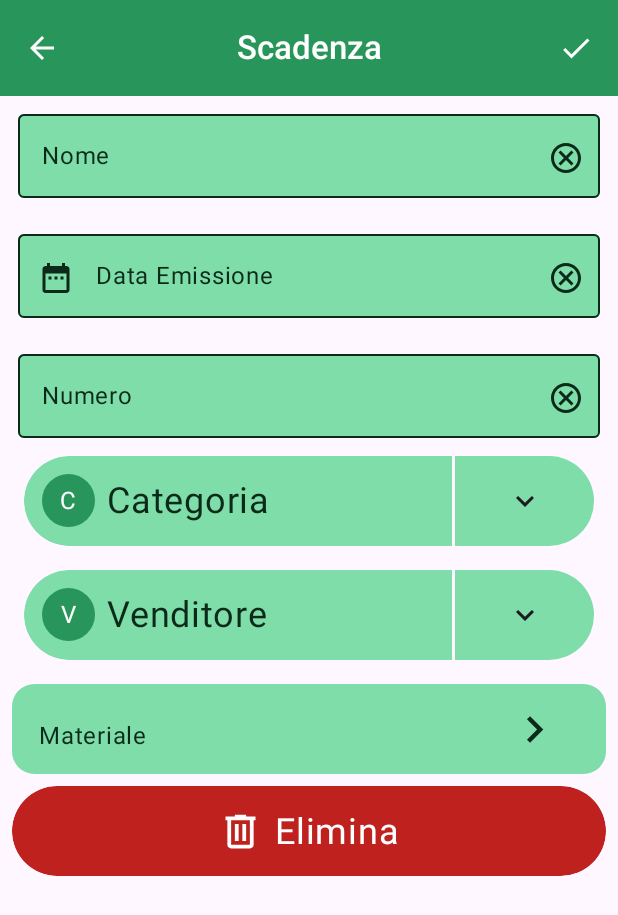
After one commit to BeaBarba/BarbApp, an Android app built with Jetpack Compose: the DeadlineAddActivity screen opened directly, with no data from a screen before it, on a phone screen of 412 x 824 dp. The commit adds this screen. Shown: the top 915 px of the screen. Run offline under Robolectric (Android 15) with nearby library versions, the phone set to English and light mode, and no system bars; our stand-ins replace Material 3 Expressive styles (plain Material 3 is drawn).

Commit message:
Created a new activity: DeadlineAddActivity #36

```diff
--- a/app/src/main/AndroidManifest.xml
+++ b/app/src/main/AndroidManifest.xml
@@ -105,6 +105,10 @@
             android:name="com.example.myapplication.ui.screen.AllDeadlinesSummaryActivity"
             android:exported="false"
             />
+        <activity
+            android:name="com.example.myapplication.ui.screen.DeadlineAddActivity"
+            android:exported="false"
+            />
     </application>
 
 </manifest>
--- /dev/null
+++ b/app/src/main/java/com/example/myapplication/ui/screen/DeadlineAddActivity.kt
@@ -0,0 +1,91 @@
+package com.example.myapplication.ui.screen
+
+import android.os.Bundle
+import androidx.activity.ComponentActivity
+import androidx.activity.compose.setContent
+import androidx.activity.enableEdgeToEdge
+import androidx.compose.foundation.layout.Spacer
+import androidx.compose.foundation.layout.calculateEndPadding
+import androidx.compose.foundation.layout.calculateStartPadding
+import androidx.compose.foundation.layout.fillMaxSize
+import androidx.compose.foundation.layout.padding
+import androidx.compose.foundation.layout.size
+import androidx.compose.foundation.lazy.LazyColumn
+import androidx.compose.material.icons.Icons
+import androidx.compose.material.icons.filled.Check
+import androidx.compose.material.icons.filled.ChevronRight
+import androidx.compose.material3.Icon
+import androidx.compose.material3.IconButton
+import androidx.compose.material3.IconButtonDefaults
+import androidx.compose.material3.MaterialTheme
+import androidx.compose.material3.Scaffold
+import androidx.compose.ui.Modifier
+import androidx.compose.ui.unit.LayoutDirection
+import androidx.compose.ui.unit.dp
+import com.example.myapplication.ui.component.BackButton
+import com.example.myapplication.ui.component.CustomOutlineTextField
+import com.example.myapplication.ui.component.DatePickerFieldToModal
+import com.example.myapplication.ui.component.DeleteButton
+import com.example.myapplication.ui.component.GenericCard
+import com.example.myapplication.ui.component.SplitButtonMenu
+import com.example.myapplication.ui.component.TopAppBar
+import com.example.myapplication.ui.theme.MyApplicationTheme
+
+class DeadlineAddActivity : ComponentActivity() {
+    override fun onCreate(savedInstanceState: Bundle?) {
+        super.onCreate(savedInstanceState)
+        enableEdgeToEdge()
+        setContent {
+            MyApplicationTheme {
+                Scaffold(
+                    modifier = Modifier.fillMaxSize(),
+                    topBar = {
+                        TopAppBar(
+                            navigationIcon = { BackButton { } },
+                            id = "Scadenza",
+                            trailingIcon = {
+                                IconButton(
+                                    onClick = {},
+                                    colors = IconButtonDefaults.iconButtonColors(contentColor = MaterialTheme.colorScheme.onPrimary)
+                                ) {
+                                    Icon(Icons.Filled.Check, contentDescription = "Save")
+                                }
+                            }
+                        )
+                    }
+                ) { contentPadding ->
+                    LazyColumn(
+                        modifier = Modifier
+                            .padding(
+                                top = contentPadding.calculateTopPadding(),
+                                start = contentPadding.calculateStartPadding(LayoutDirection.Ltr) + 8.dp,
+                                end = contentPadding.calculateEndPadding(LayoutDirection.Ltr) + 8.dp,
+                                bottom = contentPadding.calculateBottomPadding()
+                            )
+                    ) {
+                        item{CustomOutlineTextField("Nome")}
+                        item{Spacer(Modifier.size(8.dp))}
+                        item{DatePickerFieldToModal("Data Emissione")}
+                        item{Spacer(Modifier.size(8.dp))}
+                        item{CustomOutlineTextField("Numero")}
+                        item{Spacer(Modifier.size(8.dp))}
+                        item{SplitButtonMenu("Categoria", items = categorie, heightMenu = (categorie.size * 55).dp)}
+                        item{Spacer(Modifier.size(8.dp))}
+                        item{ SplitButtonMenu("Venditore", items = venditori, heightMenu = (venditori.size * 55).dp)}
+                        item{Spacer(Modifier.size(8.dp))}
+                        item{
+                            GenericCard(
+                                text = "Materiale",
+                                trailingContent = {
+                                    Icon(Icons.Filled.ChevronRight, contentDescription = "Add Materials", modifier = Modifier.size(35.dp))
+                                }
+                            )
+                        }
+                        item{Spacer(Modifier.size(8.dp))}
+                        item{DeleteButton{}}
+                    }
+                }
+            }
+        }
+    }
+}
--- a/app/src/main/java/com/example/myapplication/ui/screen/Screen.kt
+++ b/app/src/main/java/com/example/myapplication/ui/screen/Screen.kt
@@ -59,7 +59,7 @@ fun Screen(modifier : Modifier){
         topBar = {
             TopAppBar("Screen",
                 navigationIcon = {
-                    BackButton(){val intent = Intent(ctx, StatisticsActivity ::class.java)
+                    BackButton(){val intent = Intent(ctx, DeadlineAddActivity ::class.java)
                         ctx.startActivity(intent)}
                 },
                 trailingIcon = { DropDownMenuCustomers() }
--- a/app/src/main/java/com/example/myapplication/ui/screen/TestVariabile.kt
+++ b/app/src/main/java/com/example/myapplication/ui/screen/TestVariabile.kt
@@ -181,6 +181,10 @@ val appuntamenti = listOf(
     Appuntamento("Via Sant'Angelo 6, Bari",  "Conti Laura",  "ALA",  "Montaggio antenna per ricezione digitale")
 )
 
+val categorie = listOf("Ristorante","Fornitore","Macchina")
+
+val venditori = listOf("Venditore1", "Venditore2", "Venditore3" )
+
 data class Scadenze(
     val fornitore: String,
     val categoria: String,
```
